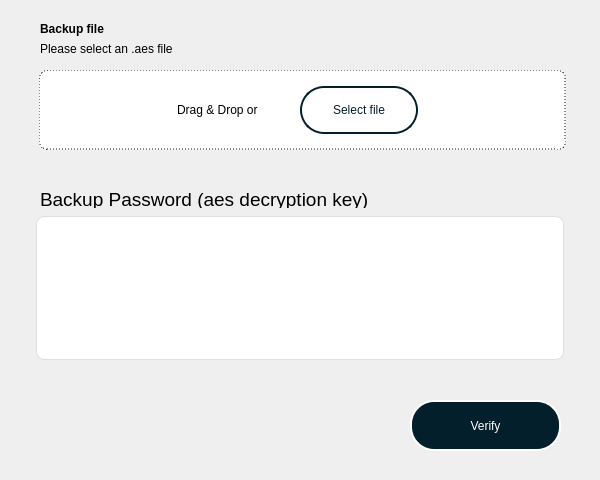
Old version of the form mainwindow.ui in the repository nunchuk-io/key-utils.
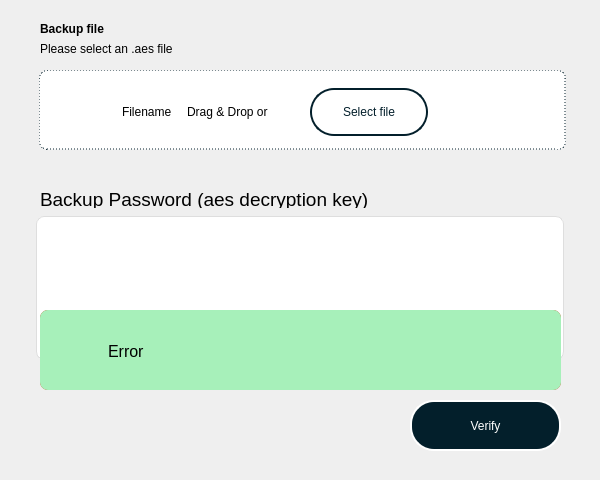
New version of the form. Icons and pictures are not drawn.

Diff of the .ui file:
```diff
--- a/mainwindow.ui
+++ b/mainwindow.ui
@@ -165,14 +165,48 @@
      <enum>QFrame::Raised</enum>
     </property>
    </widget>
+   <widget class="QFrame" name="frameFileInit">
+    <property name="geometry">
+     <rect>
+      <x>40</x>
+      <y>70</y>
+      <width>521</width>
+      <height>80</height>
+     </rect>
+    </property>
+    <property name="frameShape">
+     <enum>QFrame::NoFrame</enum>
+    </property>
+    <property name="frameShadow">
+     <enum>QFrame::Plain</enum>
+    </property>
+    <widget class="QLabel" name="iconUpload">
+     <property name="geometry">
+      <rect>
+       <x>113</x>
+       <y>30</y>
+       <width>24</width>
+       <height>24</height>
+      </rect>
+     </property>
+     <property name="autoFillBackground">
+      <bool>false</bool>
+     </property>
+     <property name="styleSheet">
+      <string notr="true">background-image: url(&quot;/home/baron/Desktop/Project/tapsigner_tool/tapsigner-tool/UploadIcon.svg&quot;);</string>
+     </property>
+     <property name="text">
+      <string/>
+     </property>
+    </widget>
    <widget class="QPushButton" name="selectFileBtn">
     <property name="enabled">
      <bool>true</bool>
     </property>
     <property name="geometry">
      <rect>
-      <x>300</x>
-      <y>86</y>
+       <x>270</x>
+       <y>18</y>
       <width>118</width>
       <height>48</height>
      </rect>
@@ -243,9 +277,9 @@
        <colorrole role="PlaceholderText">
         <brush brushstyle="NoBrush">
          <color alpha="128">
-          <red>0</red>
-          <green>0</green>
-          <blue>0</blue>
+           <red>3</red>
+           <green>31</green>
+           <blue>43</blue>
          </color>
         </brush>
        </colorrole>
@@ -373,9 +407,9 @@
        <colorrole role="PlaceholderText">
         <brush brushstyle="NoBrush">
          <color alpha="128">
-          <red>0</red>
-          <green>0</green>
-          <blue>0</blue>
+           <red>3</red>
+           <green>31</green>
+           <blue>43</blue>
          </color>
         </brush>
        </colorrole>
@@ -404,33 +438,14 @@
      <string>Select file</string>
     </property>
    </widget>
-   <widget class="QLabel" name="iconUpload">
-    <property name="geometry">
-     <rect>
-      <x>143</x>
-      <y>98</y>
-      <width>24</width>
-      <height>24</height>
-     </rect>
-    </property>
-    <property name="autoFillBackground">
-     <bool>false</bool>
-    </property>
-    <property name="styleSheet">
-     <string notr="true">background-image: url(&quot;/home/baron/Desktop/Project/tapsigner_tool/tapsigner-tool/UploadIcon.svg&quot;);</string>
-    </property>
-    <property name="text">
-     <string/>
-    </property>
-   </widget>
    <widget class="QLabel" name="labelDragDropOr">
     <property name="enabled">
      <bool>true</bool>
     </property>
     <property name="geometry">
      <rect>
-      <x>177</x>
-      <y>100</y>
+       <x>147</x>
+       <y>32</y>
       <width>111</width>
       <height>20</height>
      </rect>
@@ -454,6 +469,227 @@
      <string>Drag &amp; Drop or </string>
     </property>
    </widget>
+   </widget>
+   <widget class="QFrame" name="frameFileName">
+    <property name="geometry">
+     <rect>
+      <x>42</x>
+      <y>72</y>
+      <width>521</width>
+      <height>76</height>
+     </rect>
+    </property>
+    <property name="frameShape">
+     <enum>QFrame::NoFrame</enum>
+    </property>
+    <property name="frameShadow">
+     <enum>QFrame::Raised</enum>
+    </property>
+    <widget class="QLabel" name="filenameObj">
+     <property name="geometry">
+      <rect>
+       <x>80</x>
+       <y>24</y>
+       <width>389</width>
+       <height>31</height>
+      </rect>
+     </property>
+     <property name="text">
+      <string>Filename</string>
+     </property>
+     <property name="wordWrap">
+      <bool>true</bool>
+     </property>
+    </widget>
+    <widget class="QLabel" name="label_3">
+     <property name="geometry">
+      <rect>
+       <x>15</x>
+       <y>15</y>
+       <width>48</width>
+       <height>48</height>
+      </rect>
+     </property>
+     <property name="styleSheet">
+      <string notr="true">background-image: url(&quot;/home/baron/Desktop/Project/tapsigner_tool/tapsigner-tool/FileIcon.svg&quot;);</string>
+     </property>
+     <property name="text">
+      <string/>
+     </property>
+    </widget>
+    <widget class="QPushButton" name="closeButton">
+     <property name="geometry">
+      <rect>
+       <x>468</x>
+       <y>25</y>
+       <width>31</width>
+       <height>31</height>
+      </rect>
+     </property>
+     <property name="cursor">
+      <cursorShape>PointingHandCursor</cursorShape>
+     </property>
+     <property name="styleSheet">
+      <string notr="true">QPushButton {
+	border: none;
+	qproperty-icon:  url(&quot;/home/baron/Desktop/Project/tapsigner_tool/tapsigner-tool/Close.svg&quot;);
+   qproperty-iconSize: 24px;
+}</string>
+     </property>
+     <property name="text">
+      <string/>
+     </property>
+    </widget>
+   </widget>
+   <widget class="QFrame" name="frameError">
+    <property name="enabled">
+     <bool>false</bool>
+    </property>
+    <property name="geometry">
+     <rect>
+      <x>40</x>
+      <y>310</y>
+      <width>521</width>
+      <height>80</height>
+     </rect>
+    </property>
+    <property name="styleSheet">
+     <string notr="true">QFrame {
+border-radius: 8px;
+background: #CF4018;
+}</string>
+    </property>
+    <property name="frameShape">
+     <enum>QFrame::Panel</enum>
+    </property>
+    <property name="frameShadow">
+     <enum>QFrame::Raised</enum>
+    </property>
+    <property name="lineWidth">
+     <number>3</number>
+    </property>
+    <property name="midLineWidth">
+     <number>3</number>
+    </property>
+    <widget class="QLabel" name="errorIcon">
+     <property name="geometry">
+      <rect>
+       <x>20</x>
+       <y>22</y>
+       <width>36</width>
+       <height>36</height>
+      </rect>
+     </property>
+     <property name="styleSheet">
+      <string notr="true">background-image: url(&quot;/home/baron/Desktop/Project/tapsigner_tool/tapsigner-tool/Error.svg&quot;);</string>
+     </property>
+     <property name="text">
+      <string/>
+     </property>
+    </widget>
+    <widget class="QLabel" name="errorContent">
+     <property name="geometry">
+      <rect>
+       <x>68</x>
+       <y>26</y>
+       <width>421</width>
+       <height>31</height>
+      </rect>
+     </property>
+     <property name="font">
+      <font>
+       <pointsize>12</pointsize>
+      </font>
+     </property>
+     <property name="styleSheet">
+      <string notr="true">color : #FFFFFF</string>
+     </property>
+     <property name="text">
+      <string>Error</string>
+     </property>
+     <property name="wordWrap">
+      <bool>true</bool>
+     </property>
+    </widget>
+   </widget>
+   <widget class="QFrame" name="frameSucceed">
+    <property name="enabled">
+     <bool>true</bool>
+    </property>
+    <property name="geometry">
+     <rect>
+      <x>40</x>
+      <y>310</y>
+      <width>521</width>
+      <height>80</height>
+     </rect>
+    </property>
+    <property name="styleSheet">
+     <string notr="true">QFrame {
+border-radius: 8px;
+background: #A7F0BA;
+}</string>
+    </property>
+    <property name="frameShape">
+     <enum>QFrame::Panel</enum>
+    </property>
+    <property name="frameShadow">
+     <enum>QFrame::Raised</enum>
+    </property>
+    <property name="lineWidth">
+     <number>3</number>
+    </property>
+    <property name="midLineWidth">
+     <number>3</number>
+    </property>
+    <widget class="QLabel" name="succeedIcon">
+     <property name="geometry">
+      <rect>
+       <x>20</x>
+       <y>22</y>
+       <width>36</width>
+       <height>36</height>
+      </rect>
+     </property>
+     <property name="styleSheet">
+      <string notr="true">background-image: url(&quot;/home/baron/Desktop/Project/tapsigner_tool/tapsigner-tool/Succeed.svg&quot;);</string>
+     </property>
+     <property name="text">
+      <string/>
+     </property>
+    </widget>
+    <widget class="QLabel" name="succeedContent">
+     <property name="geometry">
+      <rect>
+       <x>68</x>
+       <y>26</y>
+       <width>421</width>
+       <height>31</height>
+      </rect>
+     </property>
+     <property name="font">
+      <font>
+       <pointsize>12</pointsize>
+      </font>
+     </property>
+     <property name="text">
+      <string>Error</string>
+     </property>
+     <property name="wordWrap">
+      <bool>true</bool>
+     </property>
+    </widget>
+   </widget>
+   <zorder>frameFileBg</zorder>
+   <zorder>verifyBtn</zorder>
+   <zorder>decryptionKeyTxt</zorder>
+   <zorder>decryptionKeyLb</zorder>
+   <zorder>label</zorder>
+   <zorder>label_2</zorder>
+   <zorder>frameFileInit</zorder>
+   <zorder>frameFileName</zorder>
+   <zorder>frameError</zorder>
+   <zorder>frameSucceed</zorder>
   </widget>
  </widget>
  <resources/>
```
Left out of the diff: 18 changed lines with no effect on the pictures. Lines whose indentation alone changed are shown as unchanged.
